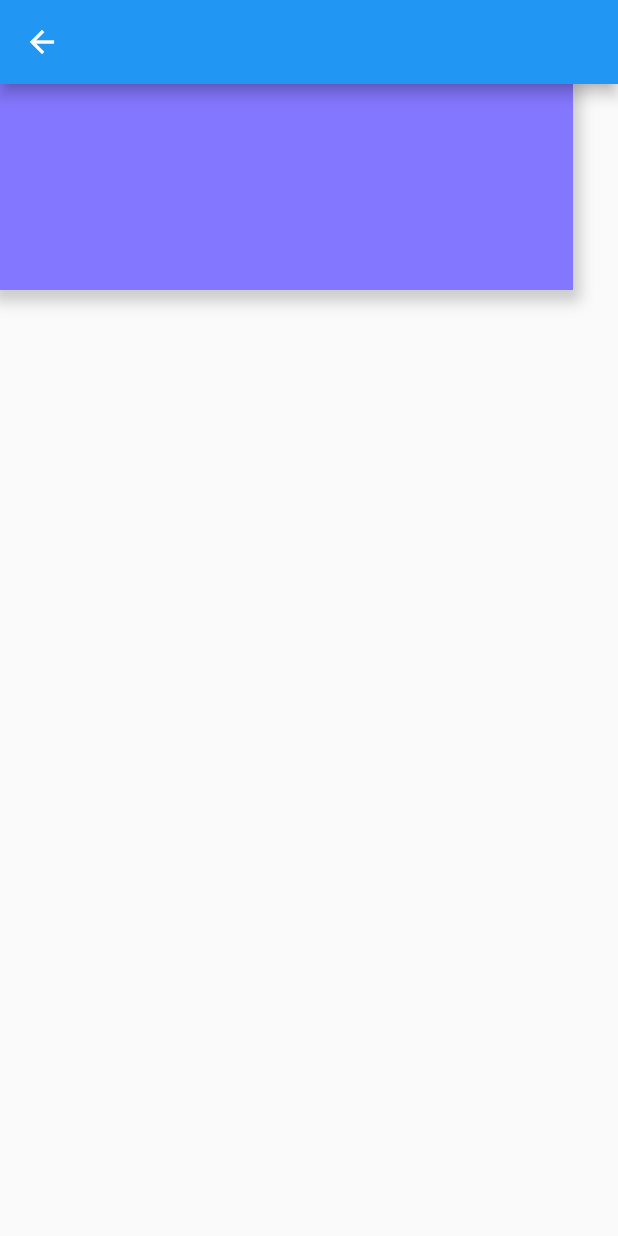
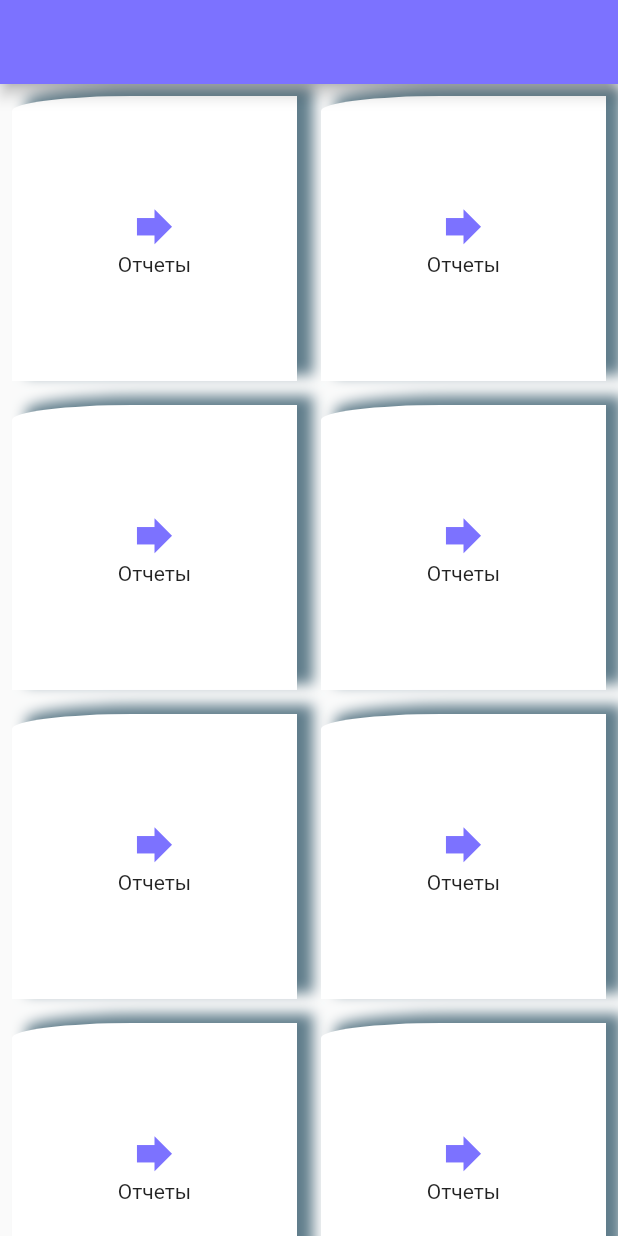
Before and after one commit to cnurba/building, a Flutter app: the screen it shows after launch, after a tap on "Демо", on a phone screen of 412 x 824 dp. Run offline on Flutter 3.47's test engine with Material 2 defaults, Android fonts, the phone set to English and light mode, and no system bars; our stand-ins replace equatable, flutter_bloc, shared_preferences.

Commit message:
added the class MainMenuModel. to the bloc

```diff
--- a/lib/blocs/connection/connect_bloc.dart
+++ b/lib/blocs/connection/connect_bloc.dart
@@ -1,3 +1,4 @@
+import 'package:building/models/menu_model/main_menu_model.dart';
 import 'package:flutter_bloc/flutter_bloc.dart';
 import 'connect_event.dart';
 import 'connect_state.dart';
@@ -8,23 +9,15 @@ class ConnectBloc extends Bloc<ConnectEvent, ConnectState> {
 
   @override
   Stream<ConnectState> mapEventToState(ConnectEvent event) async* {
-
-    if(event is CheckConnectEvent){
-
-
-    }else if (event is DemoConnectEvent){
-
-
-    }else if (event is LoggedInEvent){
-
-    }else if(event is AppStartedEvent){
-
-    }else{
-
-
-
-    }
-
+    if (event is CheckConnectEvent) {
+    } else if (event is DemoConnectEvent) {
+      final listOfMainMenuModel = MainMenuModel.getDemoData();
+      yield ConnectAuthenticated(
+        demo: true,
+        listOfMainMenuModel: listOfMainMenuModel,
+      );
+    } else if (event is LoggedInEvent) {
+    } else if (event is AppStartedEvent) {
+    } else {}
   }
-
 }
--- a/lib/main.dart
+++ b/lib/main.dart
@@ -1,11 +1,15 @@
 import 'package:building/blocs/connection/connect_bloc.dart';
-import 'package:building/ui/registration/registration_page.dart';
+import 'package:building/ui/start_page.dart';
 import 'package:building/util/app_theme.dart';
 import 'package:flutter/material.dart';
 import 'package:flutter_bloc/flutter_bloc.dart';
 
 void main() {
-  runApp(MyApp());
+  runApp(MultiBlocProvider(
+      providers: [
+        BlocProvider<ConnectBloc>(create: (context) => ConnectBloc(),),
+      ],
+      child: MyApp()));
 }
 
 class MyApp extends StatelessWidget {
@@ -13,11 +17,7 @@ class MyApp extends StatelessWidget {
   Widget build(BuildContext context) {
     return MaterialApp(
       theme: AppTheme.lightTheme,
-      home:MultiBlocProvider(
-        providers: [
-          BlocProvider<ConnectBloc>(create: (context) => ConnectBloc(),)
-        ],
-       child: RegistrationPage()) ,
-    );
+      home:StartPage(),
+     );
   }
 }
--- /dev/null
+++ b/lib/models/menu_model/main_menu_model.dart
@@ -0,0 +1,40 @@
+import 'package:building/util/constants.dart';
+import 'package:flutter/cupertino.dart';
+import 'package:flutter/material.dart';
+
+class MainMenuModel{
+  String _name;
+  IconData _iconData;
+  Color _color;
+
+  MainMenuModel(this._name, this._iconData, this._color);
+
+  Color get color => _color;
+
+  IconData get iconData => _iconData;
+
+  String get name => _name;
+
+  set color(Color value) {
+    _color = value;
+  }
+
+  set iconData(IconData value) {
+    _iconData = value;
+  }
+
+  set name(String value) {
+    _name = value;
+  }
+
+  static List<MainMenuModel> getDemoData(){
+    return [
+      new MainMenuModel("Отчеты", Icons.category, CONSTANTS.mainBtnColor1),
+      new MainMenuModel("Дома", Icons.home, CONSTANTS.mainBtnColor2),
+      new MainMenuModel("Долги по графику", Icons.folder_shared, CONSTANTS.mainBtnColor3),
+      new MainMenuModel("Задачи", Icons.transfer_within_a_station, CONSTANTS.mainBtnColor4),
+      new MainMenuModel("Параметры подключения", Icons.http, CONSTANTS.mainBtnColor5),
+      new MainMenuModel("Settings", Icons.settings, CONSTANTS.mainBackgroundColor),
+    ];
+  }
+}
--- a/lib/ui/main_menu.dart
+++ b/lib/ui/main_menu.dart
@@ -1,39 +1,51 @@
 import 'package:building/models/user/settings.dart';
 import 'package:building/util/constants.dart';
+import 'package:flutter/cupertino.dart';
 import 'package:flutter/material.dart';
+
 class MainMenuPage extends StatelessWidget {
   final Settings settings;
-
   const MainMenuPage({Key key, this.settings}) : super(key: key);
-
   @override
   Widget build(BuildContext context) {
-
     final size = MediaQuery.of(context).size;
-
     return Scaffold(
-
       appBar: AppBar(
-
-
+        leading: Container(),
       ),
-      body:Container(
-        height:size.height/6 ,
-        width: size.width-30,
+      body: GridView.builder(
+        physics: BouncingScrollPhysics(),
+        gridDelegate: SliverGridDelegateWithFixedCrossAxisCount(
+          crossAxisCount: 2,
+        ),
+        itemBuilder: (context, index) {
+          return Container(
+            padding: EdgeInsets.all(8.0),
+            margin: EdgeInsets.all(8.0),
+            height: size.height / 4,
             decoration: BoxDecoration(
-          color: CONSTANTS.mainBtnColor0,
+              color: Colors.white,
+              borderRadius: BorderRadius.only(topLeft: Radius.elliptical(80, 10)),
               boxShadow: [
                 BoxShadow(
-              color: Colors.grey.withOpacity(0.5),
-              spreadRadius: 5,
-              blurRadius: 7,
-              offset: Offset(0, 3),
-            ),
+                  color: Colors.blueGrey,
+                  offset: Offset(10,-5.0),
+                  blurRadius: 7.0,
+                  spreadRadius: 0.5
 
+                )
               ]
             ),
-
+            child: Column(
+              mainAxisAlignment: MainAxisAlignment.center,
+              children: <Widget>[
+                Icon(Icons.forward,size: 35.0,color: CONSTANTS.mainBackgroundColor,),
+                Text("Отчеты"),
+              ],
             ) ,
+          );
+        },
+      ),
     );
   }
 }
--- a/lib/ui/registration/reg_widgets/text_field_widget.dart
+++ /dev/null
@@ -1,29 +0,0 @@
-import 'package:flutter/material.dart';
-
-class TextFieldWidget extends StatelessWidget {
-
-  final String hintText;
-  final IconData prefixIconData;
-  final bool obscureText;
-  final Function onChanged;
-  final TextEditingController controller;
-  TextFieldWidget({
-      this.hintText, this.prefixIconData, this.obscureText, this.onChanged, this.controller});
-
-  @override
-  Widget build(BuildContext context) {
-    return TextField(
-      onChanged: onChanged(),
-      controller: controller,
-      obscureText: obscureText,
-      decoration: InputDecoration(
-        hintText: hintText,
-        prefixIcon: Icon(
-          prefixIconData,
-          size: 18.0,
-        ),
-
-      ),
-    );
-  }
-}
--- a/lib/ui/registration/registration_page.dart
+++ b/lib/ui/registration/registration_page.dart
@@ -1,11 +1,6 @@
 import 'package:building/blocs/connection/connect_bloc.dart';
 import 'package:building/blocs/connection/connect_event.dart';
 import 'package:building/models/user/connection_option.dart';
-import 'package:building/models/user/settings.dart';
-import 'package:building/ui/main_menu.dart';
-import 'package:building/ui/registration/login_page.dart';
-import 'package:building/ui/registration/reg_widgets/clipper_widget.dart';
-import 'package:building/ui/registration/reg_widgets/text_field_widget.dart';
 import 'package:flutter/material.dart';
 import 'package:flutter/widgets.dart';
 import 'package:flutter_bloc/flutter_bloc.dart';
@@ -28,11 +23,11 @@ class _RegistrationPageState extends State<RegistrationPage> {
   @override
   void initState() {
     super.initState();
-    httpController.text = (widget.connectionOption.http != null)?widget.connectionOption.http:"";
-    loginController.text = (widget.connectionOption.login != null)?widget.connectionOption.login:"";
-    passwordController.text = (widget.connectionOption.password != null)?widget.connectionOption.password:"";
-    portController.text = (widget.connectionOption.port != null)?widget.connectionOption.port:"";
-    ipController.text = (widget.connectionOption.ip != null)?widget.connectionOption.ip:"";
+//    httpController.text = (widget.connectionOption != null)?widget.connectionOption.http:"";
+//    loginController.text = (widget.connectionOption != null)?widget.connectionOption.login:"";
+//    passwordController.text = (widget.connectionOption != null)?widget.connectionOption.password:"";
+//    portController.text = (widget.connectionOption != null)?widget.connectionOption.port:"";
+//    ipController.text = (widget.connectionOption != null)?widget.connectionOption.ip:"";
   }
 
   @override
@@ -40,100 +35,75 @@ class _RegistrationPageState extends State<RegistrationPage> {
     final connectBloc = BlocProvider.of<ConnectBloc>(context);
     final size = MediaQuery.of(context).size;
     final bool keyboardOpen = MediaQuery.of(context).viewInsets.bottom > 0;
-    return Scaffold(
-      body: SingleChildScrollView(
-        child: Form(
+    return Form(
            child: Column(
             children: <Widget>[
-              ClipPath(
-                clipper: ClipperWidget(),
-                child: Container(
-                  color: Colors.brown,
-                  width: double.infinity,
-                  height: size.height / 4 - 30,
-                  child: Center(
-                      child: Text(
-                    "Добро пожаловать",
-                    style: TextStyle(color: Colors.white, fontSize: 18.0),
-                  )),
-                ),
-              ),
               Padding(
                 padding: const EdgeInsets.all(30.0),
                 child: Column(
-                  mainAxisAlignment: MainAxisAlignment.end,
+                  //mainAxisAlignment: MainAxisAlignment.end,
                   children: <Widget>[
-                    Text("Параметры подключения"),
-                    SizedBox(
-                      height: 12.0,
+//                    Text("Параметры подключения"),
+//                    SizedBox(
+//                      height: 12.0,
+//                    ),
+                    TextFormField(
+                      keyboardType: TextInputType.text,
+                      controller: loginController,
+                      decoration: InputDecoration(
+                        hintText: "Логин",
+                        prefixIcon:Icon(Icons.person,size: 18.0,),
                       ),
-                    TextFieldWidget(
-                      controller: loginController,
-                      onChanged: () {},
-                      obscureText: false,
-                      hintText: "user",
-                      prefixIconData: Icons.person,
                    ),
-                    TextFieldWidget(
-                      controller:passwordController ,
-                      onChanged: () {},
+
+                    TextFormField(
+                      keyboardType: TextInputType.visiblePassword,
+                      controller: passwordController,
                       obscureText: true,
-                      hintText: "password",
-                      prefixIconData: Icons.lock,
+                      decoration: InputDecoration(
+                        hintText: "Пароль",
+                        prefixIcon:Icon(Icons.lock,size: 18.0,),
                       ),
-                    TextFieldWidget(
-                      controller:ipController ,
-                      onChanged: () {},
-                      obscureText: false,
+                    ),
+
+                    TextFormField(
+                      keyboardType: TextInputType.number,
+                      controller: ipController,
+                      decoration: InputDecoration(
                         hintText: "ip",
-                      prefixIconData: Icons.adjust,
+                        prefixIcon:Icon(Icons.adjust,size: 18.0,),
                       ),
-                    TextFieldWidget(
-                      controller:httpController ,
-                      onChanged: () {},
-                      obscureText: false,
+                    ),
+
+                    TextFormField(
+                      keyboardType: TextInputType.text,
+                      controller: httpController,
+                      decoration: InputDecoration(
                         hintText: "http",
-                      prefixIconData: Icons.http,
+                        prefixIcon:Icon(Icons.http,size: 18.0,),
                       ),
-                    TextFieldWidget(
-                      controller:portController ,
-                      onChanged: () {},
-                      obscureText: false,
+                    ),
+
+                    TextFormField(
+                      keyboardType:TextInputType.number,
+                      controller: httpController,
+                      decoration: InputDecoration(
                         hintText: "port",
-                      prefixIconData: Icons.pie_chart_outlined,
+                        prefixIcon:Icon(Icons.pie_chart_outlined,size: 18.0,),
+                      ),
                     ),
                   ],
                 ),
-              ),
-              Row(
-                mainAxisAlignment: MainAxisAlignment.spaceAround,
-                children: <Widget>[
-                  RaisedButton(
-                    onPressed: () {
-                      connectBloc.add(DemoConnectEvent());
-
-                      Navigator.of(context).push(MaterialPageRoute(
-                        builder: (context) => MainMenuPage(settings: Settings.getDemoSettings(),),
-                      ));
-                    },
-                    child: Text("Демо"),
-                    color: Colors.brown,
               ),
               RaisedButton(
                 onPressed: () {
                   connectBloc.add(CheckConnectEvent());
                 },
-                    child: Text("Далее"),
+                child: Text("Проверка связи"),
                 color: Colors.brown,
-                  ),
-                ],
               )
             ],
           ),
-        ),
-      ),
-      //],
-      //),
     );
   }
 }
--- /dev/null
+++ b/lib/ui/start_page.dart
@@ -0,0 +1,83 @@
+import 'package:building/blocs/connection/connect_bloc.dart';
+import 'package:building/blocs/connection/connect_event.dart';
+import 'package:building/models/user/connection_option.dart';
+import 'package:building/ui/main_menu.dart';
+import 'package:building/ui/registration/main_reg_page.dart';
+import 'package:building/util/constants.dart';
+import 'package:flutter/cupertino.dart';
+import 'package:flutter/material.dart';
+import 'package:flutter_bloc/flutter_bloc.dart';
+
+
+class StartPage extends StatefulWidget {
+  @override
+  _StartPageState createState() => _StartPageState();
+}
+class _StartPageState extends State<StartPage> {
+  @override
+  Widget build(BuildContext context) {
+    final connectBloc = BlocProvider.of<ConnectBloc>(context);
+    double screenHeight = MediaQuery.of(context).size.height;
+    return Scaffold(
+      floatingActionButtonLocation: FloatingActionButtonLocation.centerFloat,
+      floatingActionButton: FloatingActionButton.extended(
+        onPressed: (){
+          connectBloc.add(DemoConnectEvent());
+          Navigator.of(context).push(MaterialPageRoute(
+            builder: (context) => MainMenuPage(),
+          ));
+        },
+       backgroundColor: Colors.white,
+       label: Text("Демо",style: TextStyle(
+         color: Colors.red
+       ),),
+      ),
+       body: Column(
+        mainAxisAlignment: MainAxisAlignment.start,
+        children: [
+          Container(
+            height: screenHeight / 2,
+            width:double.infinity,
+            decoration: BoxDecoration(
+              color: Colors.transparent,
+              image: DecorationImage(
+                image: AssetImage(CONSTANTS.logoPath),
+                fit: BoxFit.fitWidth,
+              ),
+            ),
+          ),
+          Container(
+            padding: EdgeInsets.all(105),
+              height: screenHeight / 2,
+              width: double.infinity,
+              decoration: BoxDecoration(
+                color: Theme.of(context).primaryColor,
+              ),
+              child: Center(
+                child: InkWell(
+                  onTap: (){
+                    connectBloc.add(AppStartedEvent());
+                    Navigator.of(context).push(MaterialPageRoute(
+                      builder: (context) => MainRegPage(connectionOption: ConnectionOption(),),
+                    ));
+                  },
+                  radius: 40.0,
+                  borderRadius: BorderRadius.all(Radius.circular(30)),
+                  highlightColor: Colors.greenAccent,
+                  focusColor: Colors.red,
+                  splashColor:Colors.red ,
+                  child: CircleAvatar(
+                    maxRadius: 35.0,
+                    minRadius: 30.0,
+                    foregroundColor: Colors.red,
+                    backgroundColor: Colors.white,
+                    child: Icon(Icons.arrow_forward,color: Theme.of(context).primaryColor,size: 40.0,),
+                  ),
+                )
+              ),
+          ),
+        ],
+      ),
+    );
+  }
+}
--- a/lib/util/app_theme.dart
+++ b/lib/util/app_theme.dart
@@ -1,3 +1,4 @@
+import 'package:building/util/constants.dart';
 import 'package:flutter/material.dart';
 
 class AppTheme {
@@ -6,10 +7,8 @@ class AppTheme {
 
     final ThemeData base = ThemeData.light();
     return base.copyWith(
+      primaryColor: CONSTANTS.mainBackgroundColor,
 
     );
   }
-
-
-
 }
--- a/lib/util/constants.dart
+++ b/lib/util/constants.dart
@@ -8,4 +8,10 @@ class CONSTANTS{
   static const Color mainBtnColor4       = Color(0XFFEE5858);
   static const Color mainBtnColor5       = Color(0XFFCD57EF);
   static const Color mainBackgroundColor = Color(0XFF7C72FF);
+  static const Color mainWhiteColor      = Colors.white;
+
+
+  static const String logoPath = 'assets/images/logo.png';
+  static const String defaultImagePath = 'assets/images/default.png';
+
 }
--- a/pubspec.yaml
+++ b/pubspec.yaml
@@ -49,9 +49,9 @@ flutter:
   uses-material-design: true
 
   # To add assets to your application, add an assets section, like this:
-  # assets:
-  #   - images/a_dot_burr.jpeg
-  #   - images/a_dot_ham.jpeg
+  assets:
+    - assets/images/default.png
+    - assets/images/logo.png
 
   # An image asset can refer to one or more resolution-specific "variants", see
   # https://flutter.dev/assets-and-images/#resolution-aware.
```
Also changed, not shown: lib/blocs/connection/connect_state.dart (+6 -2 lines), lib/ui/registration/login_page.dart (+15 -42 lines), lib/ui/registration/main_reg_page.dart (added, +52 -0 lines), assets/images/default.png (added), 1 other file. Lines whose indentation alone changed are shown as unchanged.
